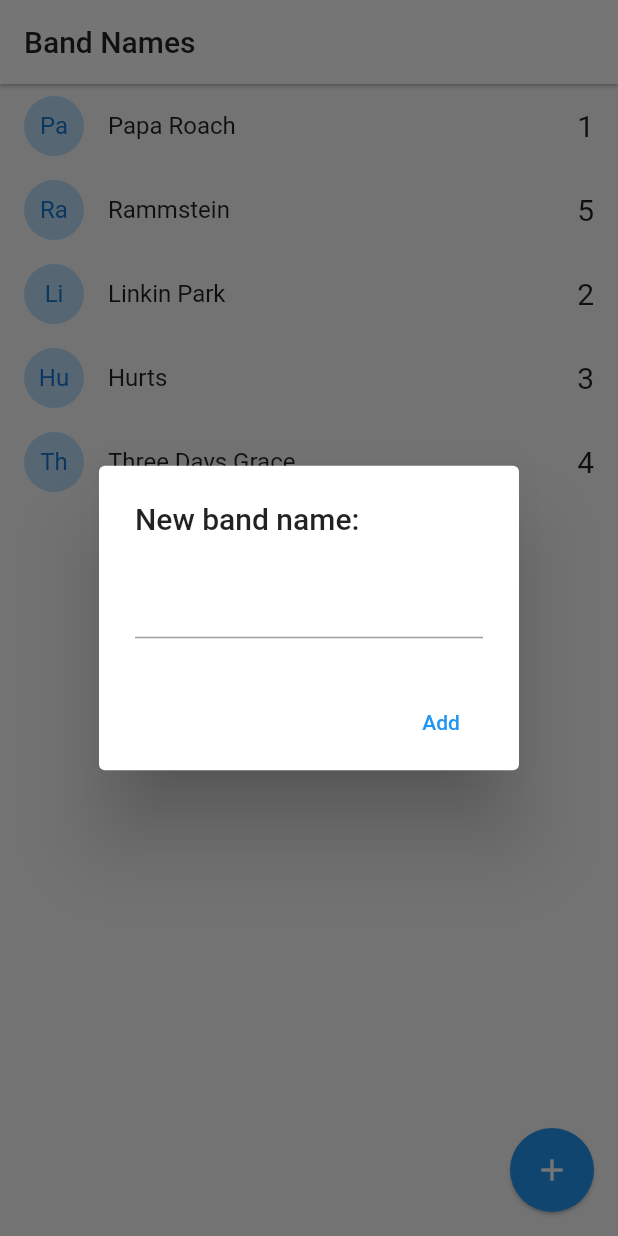
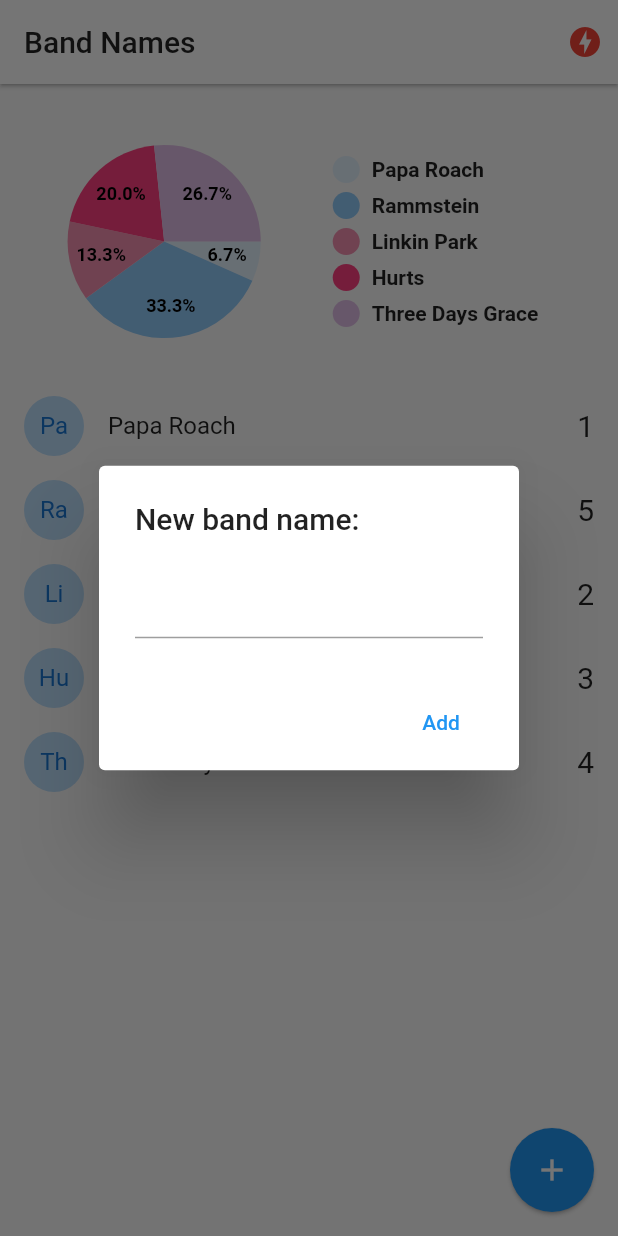
Before and after one commit to AlexandraMakarova/flutter-bandnames-socket, a Flutter app: the screen it shows after launch, after a tap on the "add" icon, on a phone screen of 412 x 824 dp. Run offline on Flutter 3.47's test engine with Material 2 defaults, Android fonts, the phone set to English and light mode, and no system bars; drawn by our look-alikes of pie_chart; our stand-ins replace socket_io_client; network calls fail.

Commit message:
Finished App

```diff
--- a/lib/main.dart
+++ b/lib/main.dart
@@ -1,18 +1,28 @@
+import 'package:band_names/providers/socket_provider.dart';
+import 'package:flutter/material.dart';
+import 'package:provider/provider.dart';
+
 import './pages/home.dart';
-import 'package:flutter/material.dart';
+import './pages/status.dart';
 
 void main() => runApp(MyApp());
 
 class MyApp extends StatelessWidget {
   @override
   Widget build(BuildContext context) {
-    return MaterialApp(
+    return MultiProvider(
+      providers: [
+        ChangeNotifierProvider(create: (_) => SocketProvider()),
+      ],
+      child: MaterialApp(
         debugShowCheckedModeBanner: false,
         title: 'Material App',
         initialRoute: 'home',
         routes: {
           'home': (_) => HomePage(),
+          'status': (_) => StatusPage(),
         },
+      ),
     );
   }
 }
--- a/lib/models/band.dart
+++ b/lib/models/band.dart
@@ -10,8 +10,8 @@ class Band {
   });
 
   factory Band.fromMap(Map<String, dynamic> obj) => Band(
-        id: obj['id'],
-        name: obj['name'],
-        votes: obj['votes'],
+        id: obj.containsKey('id') ? obj['id'] : 'no-id',
+        name: obj.containsKey('name') ? obj['name'] : 'no-name',
+        votes: obj.containsKey('votes') ? obj['votes'] : 'no-votes',
       );
 }
--- a/lib/pages/home.dart
+++ b/lib/pages/home.dart
@@ -2,7 +2,10 @@ import 'dart:io';
 
 import 'package:flutter/cupertino.dart';
 import 'package:flutter/material.dart';
+import 'package:pie_chart/pie_chart.dart';
+import 'package:provider/provider.dart';
 
+import '../providers/socket_provider.dart';
 import '../models/band.dart';
 
 class HomePage extends StatefulWidget {
@@ -20,7 +23,30 @@ class _HomePageState extends State<HomePage> {
   ];
 
   @override
+  void initState() {
+    final socketService = Provider.of<SocketProvider>(context, listen: false);
+    socketService.socket.on('active-bands', _handleActiveBands);
+    super.initState();
+  }
+
+  _handleActiveBands(dynamic payload) {
+    this.bands =
+        (payload as List).map((musicBand) => Band.fromMap(musicBand)).toList();
+
+    setState(() {});
+  }
+
+  @override
+  void dispose() {
+    final socketService = Provider.of<SocketProvider>(context, listen: false);
+    socketService.socket.off('active-bands');
+    super.dispose();
+  }
+
+  @override
   Widget build(BuildContext context) {
+    final socketService = Provider.of<SocketProvider>(context);
+
     return Scaffold(
       appBar: AppBar(
         title: Text(
@@ -29,10 +55,31 @@ class _HomePageState extends State<HomePage> {
         ),
         backgroundColor: Colors.white,
         elevation: 1,
+        actions: <Widget>[
+          Container(
+            margin: EdgeInsets.only(right: 10),
+            child: (socketService.serverStatus == ServerStatus.Online)
+                ? Icon(
+                    Icons.check_circle,
+                    color: Colors.blue[300],
+                  )
+                : Icon(
+                    Icons.offline_bolt,
+                    color: Colors.red,
                   ),
-      body: ListView.builder(
+          ),
+        ],
+      ),
+      body: Column(
+        children: <Widget>[
+          _showGraph(),
+          Expanded(
+            child: ListView.builder(
                 itemCount: bands.length,
                 itemBuilder: (context, index) => _bandTile(bands[index])),
+          ),
+        ],
+      ),
       floatingActionButton: FloatingActionButton(
         child: Icon(Icons.add),
         onPressed: addNewBand,
@@ -42,12 +89,12 @@ class _HomePageState extends State<HomePage> {
   }
 
   Widget _bandTile(Band band) {
+    final socketProvider = Provider.of<SocketProvider>(context, listen: false);
     return Dismissible(
       key: Key(band.id),
       direction: DismissDirection.startToEnd,
-      onDismissed: (DismissDirection direction) {
-        print('direction:');
-      },
+      onDismissed: (_) =>
+          socketProvider.socket.emit('delete-band', {'id': band.id}),
       background: Container(
         padding: EdgeInsets.only(left: 8.0),
         color: Colors.pink[700],
@@ -71,9 +118,7 @@ class _HomePageState extends State<HomePage> {
           '${band.votes}',
           style: TextStyle(fontSize: 20),
         ),
-        onTap: () {
-          print(band.name);
-        },
+        onTap: () => socketProvider.socket.emit('vote-band', {'id': band.id}),
       ),
     );
   }
@@ -83,8 +128,7 @@ class _HomePageState extends State<HomePage> {
     if (Platform.isAndroid) {
       return showDialog(
         context: context,
-        builder: (context) {
-          return AlertDialog(
+        builder: (_) => AlertDialog(
           title: Text('New band name:'),
           content: TextField(
             controller: textController,
@@ -97,15 +141,13 @@ class _HomePageState extends State<HomePage> {
               onPressed: () => addBandToList(textController.text),
             )
           ],
-          );
-        },
+        ),
       );
     }
 
     showCupertinoDialog(
       context: context,
-        builder: (_) {
-          return CupertinoAlertDialog(
+      builder: (_) => CupertinoAlertDialog(
         title: Text('New band name:'),
         content: CupertinoTextField(
           controller: textController,
@@ -122,21 +164,62 @@ class _HomePageState extends State<HomePage> {
             onPressed: () => Navigator.pop(context),
           ),
         ],
+      ),
     );
-        });
-    {}
   }
 
   void addBandToList(String name) {
+    final socketProvider = Provider.of<SocketProvider>(context, listen: false);
     if (name.length > 1) {
-      this.bands.add(new Band(
-            id: DateTime.now().toString(),
-            name: name,
-            votes: 0,
-          ));
-      setState(() {});
+      socketProvider.emit('add-band', {'name': name});
+    }
+    Navigator.pop(context);
   }
 
-    Navigator.pop(context);
+  Widget _showGraph() {
+    Map<String, double> dataMap = new Map();
+    bands.forEach((band) {
+      dataMap.putIfAbsent(band.name, () => band.votes.toDouble());
+    });
+
+    final List<Color> colorList = [
+      Colors.blue[50],
+      Colors.blue[200],
+      Colors.pink[200],
+      Colors.pinkAccent,
+      Colors.purple[100],
+      Colors.purple[400],
+    ];
+
+    return dataMap.isNotEmpty
+        ? Container(
+            padding: EdgeInsets.only(top: 10),
+            width: double.infinity,
+            height: 200.0,
+            child: PieChart(
+              dataMap: dataMap,
+              animationDuration: Duration(milliseconds: 800),
+              chartRadius: MediaQuery.of(context).size.width / 3.2,
+              colorList: colorList,
+              initialAngleInDegree: 0,
+              chartType: ChartType.disc,
+              ringStrokeWidth: 32,
+              legendOptions: LegendOptions(
+                showLegendsInRow: false,
+                legendPosition: LegendPosition.right,
+                showLegends: true,
+                legendTextStyle: TextStyle(
+                  fontWeight: FontWeight.bold,
+                ),
+              ),
+              chartValuesOptions: ChartValuesOptions(
+                showChartValueBackground: false,
+                showChartValues: true,
+                showChartValuesInPercentage: true,
+                showChartValuesOutside: false,
+              ),
+            ),
+          )
+        : LinearProgressIndicator();
   }
 }
--- /dev/null
+++ b/lib/providers/socket_provider.dart
@@ -0,0 +1,44 @@
+import 'package:flutter/material.dart';
+import 'package:socket_io_client/socket_io_client.dart' as IO;
+
+enum ServerStatus {
+  Online,
+  Offline,
+  Connecting,
+}
+
+class SocketProvider with ChangeNotifier {
+  ServerStatus _serverStatus = ServerStatus.Connecting;
+  IO.Socket _socket;
+
+  ServerStatus get serverStatus => this._serverStatus;
+  IO.Socket get socket => this._socket;
+
+  Function get emit => this._socket.emit;
+
+  SocketProvider() {
+    this._initConfig();
+  }
+  void _initConfig() {
+    this._socket = IO.io('http://192.168.0.59:3000/', {
+      'transports': ['websocket'],
+      'autoConnect': true,
+    });
+
+    this._socket.on('connect', (_) {
+      this._serverStatus = ServerStatus.Online;
+      notifyListeners();
+    });
+
+    this._socket.on('disconnect', (_) {
+      this._serverStatus = ServerStatus.Offline;
+      notifyListeners();
+    });
+
+    // socket.on('new-message', (payload) {
+    //   print('emit-message: ');
+    //   print('nombre:' + payload['nombre']);
+    //   print('mensaje:' + payload['mensaje']);
+    // });
+  }
+}
--- a/pubspec.yaml
+++ b/pubspec.yaml
@@ -23,6 +23,9 @@ environment:
 dependencies:
   flutter:
     sdk: flutter
+  provider: ^4.3.2+2
+  socket_io_client: ^0.9.11
+  pie_chart: ^4.0.1
 
 
   # The following adds the Cupertino Icons font to your application.
```
Also changed, not shown: lib/pages/status.dart (added, +30 -0 lines), pubspec.lock, 1 other file. Lines whose indentation alone changed are shown as unchanged.
